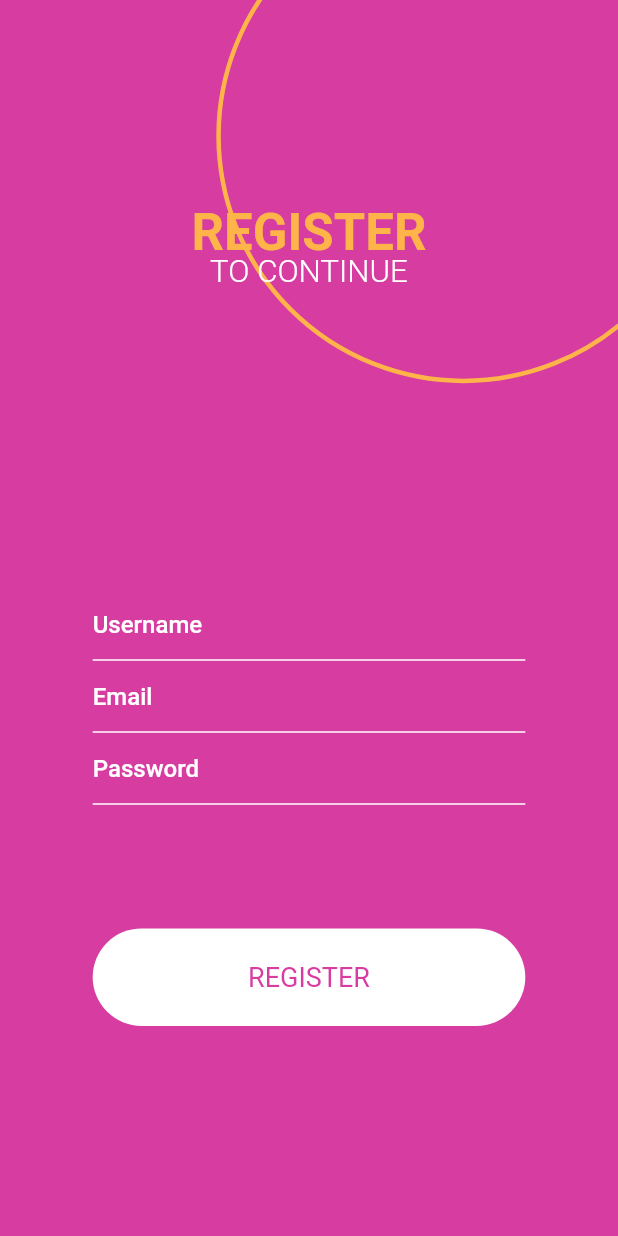
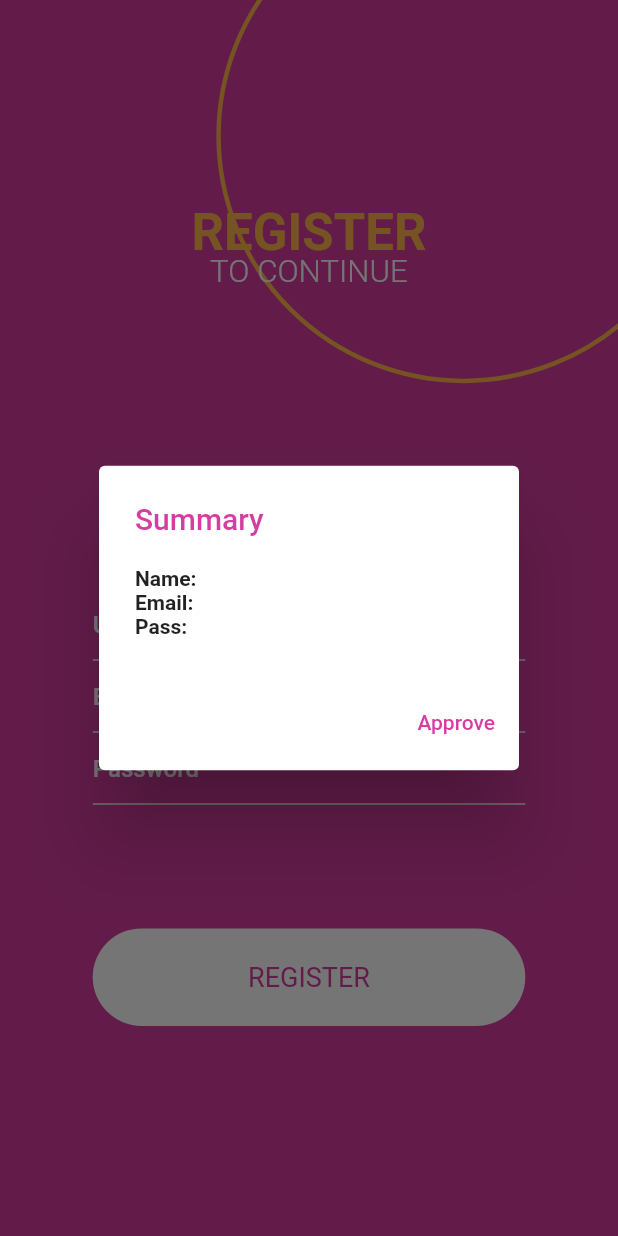
Before and after one commit to DalexisValencia/Simple-login, a Flutter app: the RegisterScaffold screen opened directly, after a tap on "REGISTER", on a phone screen of 412 x 824 dp. Run offline on Flutter 3.47's test engine with Material 2 defaults, Android fonts, the phone set to English and light mode, and no system bars; missing offline and left inert: keyboard_visibility, loading; Roboto replaces fonts that are missing (Litia).

Commit message:
Añadiendo resumen al hacer click en el boton del formulario

```diff
--- a/lib/Screens/Register/components/register__form.dart
+++ b/lib/Screens/Register/components/register__form.dart
@@ -1,7 +1,11 @@
+import 'dart:ui';
+
 import 'package:flutter/material.dart';
 import 'package:keyboard_visibility/keyboard_visibility.dart';
+import 'package:third_test_app/constants/functions.dart';
 import 'package:third_test_app/widgets/form__button.dart';
 import 'package:third_test_app/widgets/form__input.dart';
+import 'package:third_test_app/widgets/form__summmaryTextRich.dart';
 
 class FormRegister extends StatefulWidget {
   @override
@@ -23,9 +27,21 @@ class _FormRegisterState extends State<FormRegister> {
   }
 
   finish() {
-    print(userController.text);
-    print(emailController.text);
-    print(passController.text);
+    List<Widget> summary = [
+      RichTextSummary(
+        name: 'Name',
+        value: userController.text,
+      ),
+      RichTextSummary(
+        name: 'Email',
+        value: emailController.text,
+      ),
+      RichTextSummary(
+        name: 'Pass',
+        value: passController.text,
+      ),
+    ];
+    showMyDialog(context, summary);
   }
 
   @override
--- /dev/null
+++ b/lib/constants/functions.dart
@@ -0,0 +1,36 @@
+import 'package:flutter/material.dart';
+
+Future<void> showMyDialog(BuildContext context, List<Widget> summary) async {
+  return showDialog<void>(
+    context: context,
+    barrierDismissible: false, // user must tap button!
+    builder: (BuildContext context) {
+      return AlertDialog(
+        title: Text(
+          'Summary',
+          style: Theme.of(context).textTheme.headline6.copyWith(
+                color: Theme.of(context).primaryColor,
+              ),
+        ),
+        content: SingleChildScrollView(
+          child: ListBody(
+            children: summary,
+          ),
+        ),
+        actions: <Widget>[
+          TextButton(
+            child: Text(
+              'Approve',
+              style: Theme.of(context).textTheme.bodyText1.copyWith(
+                    color: Theme.of(context).primaryColor,
+                  ),
+            ),
+            onPressed: () {
+              Navigator.of(context).pop();
+            },
+          ),
+        ],
+      );
+    },
+  );
+}
--- /dev/null
+++ b/lib/widgets/form__summmaryTextRich.dart
@@ -0,0 +1,29 @@
+import 'package:flutter/material.dart';
+
+class RichTextSummary extends StatelessWidget {
+  final String name;
+  final String value;
+  RichTextSummary({
+    this.name,
+    this.value,
+  });
+  @override
+  Widget build(BuildContext context) {
+    return RichText(
+      text: TextSpan(
+        text: '$name: ',
+        style: Theme.of(context).textTheme.button.copyWith(
+              fontWeight: FontWeight.bold,
+            ),
+        children: <TextSpan>[
+          TextSpan(
+            text: value,
+            style: TextStyle(
+              fontWeight: FontWeight.w400,
+            ),
+          )
+        ],
+      ),
+    );
+  }
+}
```
